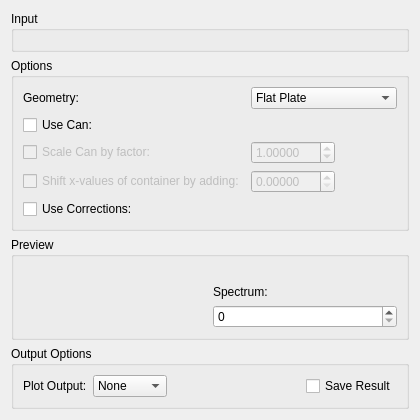
mantidproject/mantid, file MantidQt/CustomInterfaces/inc/MantidQtCustomInterfaces/Indirect/ApplyPaalmanPings.ui: the form before one commit.
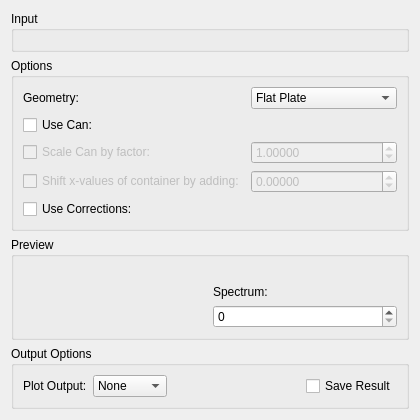
The form after the commit. Custom widgets are drawn as their Qt base class.

Commit message:
UI layout changes for consistency
Refs #14244

Diff of the .ui file:
```diff
--- a/MantidQt/CustomInterfaces/inc/MantidQtCustomInterfaces/Indirect/ApplyPaalmanPings.ui
+++ b/MantidQt/CustomInterfaces/inc/MantidQtCustomInterfaces/Indirect/ApplyPaalmanPings.ui
@@ -191,19 +191,6 @@
                     </property>
                   </widget>
                 </item>
-                <item>
-                  <spacer name="horizontalSpacer">
-                    <property name="orientation">
-                      <enum>Qt::Horizontal</enum>
-                    </property>
-                    <property name="sizeHint" stdset="0">
-                      <size>
-                        <width>40</width>
-                        <height>20</height>
-                      </size>
-                    </property>
-                  </spacer>
-                </item>
               </layout>
             </item>
             <item row="4" column="0">
@@ -229,6 +216,9 @@
                     <property name="decimals">
                       <number>5</number>
                     </property>
+                    <property name="minimum">
+                      <double>-999.990000000000009</double>
+                    </property>
                     <property name="maximum">
                       <double>999.990000000000009</double>
                     </property>
@@ -240,19 +230,6 @@
                     </property>
                   </widget>
                 </item>
-                <item>
-                  <spacer name="horizontalSpacer">
-                    <property name="orientation">
-                      <enum>Qt::Horizontal</enum>
-                    </property>
-                    <property name="sizeHint" stdset="0">
-                      <size>
-                        <width>40</width>
-                        <height>20</height>
-                      </size>
-                    </property>
-                  </spacer>
-                </item>
               </layout>
             </item>
           </layout>
```
The commit also changes 1 other file.
